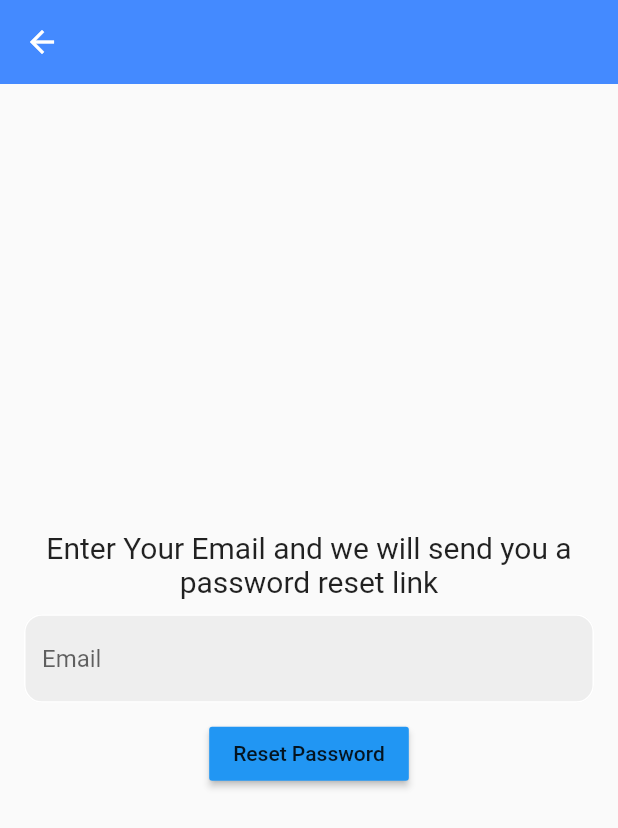
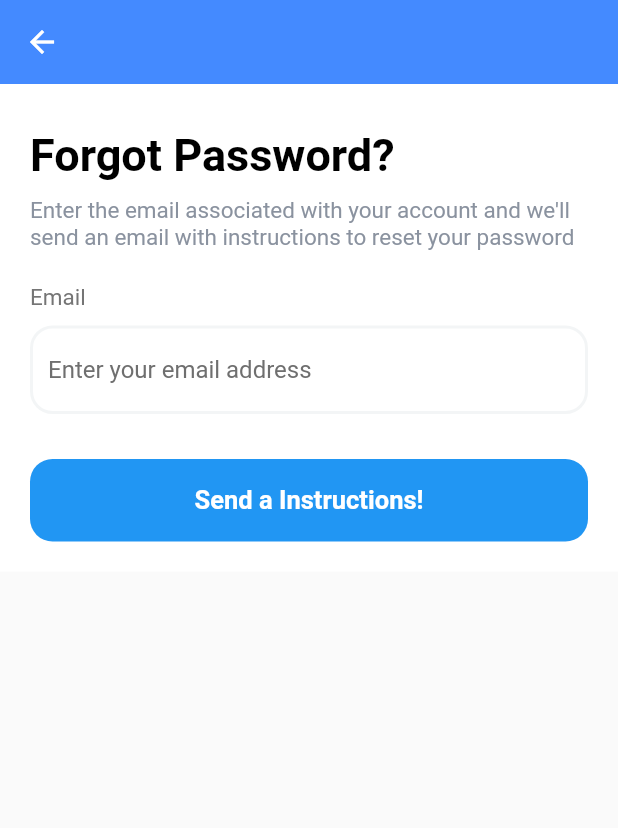
Before and after one commit to kaptenbintang/Practice_Flutter, a Flutter app: the ForgotPasswordPage screen opened directly, on a phone screen of 412 x 824 dp. Shown: the top 828 px of the screen. Run offline on Flutter 3.47's test engine with Material 2 defaults, Android fonts, the phone set to English and light mode, and no system bars; our stand-ins replace cloud_firestore, email_validator, firebase_auth, firebase_core, flutter_pw_validator, google_fonts and 1 more; missing offline and left inert: dart:html, qrscan; accounts and stored records are empty.

Commit message:
chore: ui forgot password

```diff
--- a/login_uix_firebase/lib/main.dart
+++ b/login_uix_firebase/lib/main.dart
@@ -22,6 +22,12 @@ void main() async {
 
 final navigatorKey = GlobalKey<NavigatorState>();
 
+class Util {
+  static void routeToWidget(context, Widget widget) {
+    Navigator.push(context, MaterialPageRoute(builder: (context) => widget));
+  }
+}
+
 class MyApp extends StatelessWidget {
   const MyApp({super.key});
 
--- a/login_uix_firebase/lib/pages/change_pw_page.dart
+++ b/login_uix_firebase/lib/pages/change_pw_page.dart
@@ -109,7 +109,7 @@ class _changePasswordPageState extends State<changePasswordPage> {
                       height: 10,
                     ),
                     Text(
-                      " Your new password must be different \n"
+                      "Your new password must be different \n"
                       "from previous used passwords",
                       style: TextStyle(color: Color(0xFF8a929f), fontSize: 15),
                     ),
--- a/login_uix_firebase/lib/pages/forgot_pw_page.dart
+++ b/login_uix_firebase/lib/pages/forgot_pw_page.dart
@@ -2,9 +2,13 @@
 
 import 'package:firebase_auth/firebase_auth.dart';
 import 'package:flutter/material.dart';
+import 'package:google_fonts/google_fonts.dart';
+
+import '../main.dart';
+import 'check_email_page.dart';
 
 class ForgotPasswordPage extends StatefulWidget {
-  const ForgotPasswordPage({super.key});
+  const ForgotPasswordPage({Key? key}) : super(key: key);
 
   @override
   State<ForgotPasswordPage> createState() => _ForgotPasswordPageState();
@@ -24,13 +28,14 @@ class _ForgotPasswordPageState extends State<ForgotPasswordPage> {
     try {
       await FirebaseAuth.instance
           .sendPasswordResetEmail(email: _emailController.text.trim());
-      showDialog(
-          context: context,
-          builder: (context) {
-            return AlertDialog(
-              content: Text('Password reset link sent! Check your email!'),
-            );
-          });
+      Util.routeToWidget(context, CheckEmailView());
+      // showDialog(
+      //     context: context,
+      //     builder: (context) {
+      //       return AlertDialog(
+      //         content: Text('Password reset link sent! Check your email!'),
+      //       );
+      //     });
     } on FirebaseAuthException catch (e) {
       print(e);
       showDialog(
@@ -45,51 +50,108 @@ class _ForgotPasswordPageState extends State<ForgotPasswordPage> {
 
   @override
   Widget build(BuildContext context) {
-    return Scaffold(
+    return SafeArea(
+      child: Scaffold(
         appBar: AppBar(
           backgroundColor: Colors.blueAccent[200],
           elevation: 0,
         ),
-      body: Column(
-        mainAxisAlignment: MainAxisAlignment.center,
+        body: Container(
+          color: Colors.white,
+          child: SingleChildScrollView(
+            child: Padding(
+              padding: const EdgeInsets.all(20.0),
+              child: Column(
+                mainAxisAlignment: MainAxisAlignment.start,
+                crossAxisAlignment: CrossAxisAlignment.start,
                 children: [
-          Padding(
-            padding: const EdgeInsets.symmetric(horizontal: 25.0),
-            child: Text(
-              'Enter Your Email and we will send you a password reset link',
-              textAlign: TextAlign.center,
-              style: TextStyle(fontSize: 20),
+                  SizedBox(
+                    height: 10,
                   ),
+                  Text(
+                    'Forgot Password?',
+                    style: TextStyle(
+                        color: Colors.black,
+                        fontSize: 30,
+                        fontWeight: FontWeight.bold),
                   ),
                   SizedBox(
                     height: 10,
                   ),
-          // email textfield
+                  Text(
+                    'Enter the email associated with your account and we\'ll send an email with instructions to reset your password',
+                    style: TextStyle(color: Color(0xFF8a929f), fontSize: 15),
+                  ),
+                  SizedBox(
+                    height: 12,
+                  ),
+                  Column(
+                    crossAxisAlignment: CrossAxisAlignment.start,
+                    children: [
                       Padding(
-            padding: const EdgeInsets.symmetric(horizontal: 16.0),
-            child: TextField(
-              controller: _emailController,
-              decoration: InputDecoration(
-                  enabledBorder: OutlineInputBorder(
-                      borderSide: BorderSide(color: Colors.white),
-                      borderRadius: BorderRadius.circular(12)),
-                  focusedBorder: OutlineInputBorder(
-                      borderSide: BorderSide(color: Colors.blue),
-                      borderRadius: BorderRadius.circular(12)),
-                  hintText: 'Email',
-                  fillColor: Colors.grey[200],
-                  filled: true),
+                        padding: const EdgeInsets.symmetric(vertical: 10),
+                        child: Text(
+                          'Email',
+                          style:
+                              TextStyle(fontSize: 15, color: Colors.grey[600]),
                         ),
                       ),
+                      TextFormField(
+                        controller: _emailController,
+                        // maxLines: 1,
+                        // maxLength: 6,
+                        decoration: InputDecoration(
+                          hintText: "Enter your email address",
+                          hintStyle: TextStyle(color: Color(0xFF6f6f6f)),
+                          counterText: '',
+                          focusedBorder: OutlineInputBorder(
+                            borderRadius: BorderRadius.circular(15.0),
+                            borderSide: BorderSide(color: Colors.grey),
+                          ),
+                          enabledBorder: OutlineInputBorder(
+                            borderRadius: BorderRadius.circular(15.0),
+                            borderSide: BorderSide(
+                              color: Color(0xFFf3f5f6),
+                              width: 2.0,
+                            ),
+                          ),
+                          fillColor: Colors.white,
+                          filled: true,
+                        ),
+                      ),
+                    ],
+                  ),
                   SizedBox(
-            height: 10,
+                    height: 30,
                   ),
-          MaterialButton(
+                  Container(
+                    child: MaterialButton(
                       onPressed: passwordReset,
-            child: Text('Reset Password'),
-            color: Colors.blue,
+                      textColor: Colors.white,
+                      padding: const EdgeInsets.all(0.0),
+                      child: Container(
+                        height: 55,
+                        width: 400,
+                        decoration: new BoxDecoration(
+                            borderRadius: BorderRadius.circular(15),
+                            color: Colors.blue),
+                        padding: const EdgeInsets.all(10.0),
+                        child: Center(
+                          child: Text(
+                            "Send a Instructions!",
+                            textAlign: TextAlign.center,
+                            style: TextStyle(
+                                fontWeight: FontWeight.bold, fontSize: 17),
+                          ),
+                        ),
+                      ),
+                    ),
                   )
                 ],
+              ),
+            ),
+          ),
+        ),
       ),
     );
   }
```
Also changed, not shown: login_uix_firebase/lib/pages/check_email_page.dart (added, +116 -0 lines). Lines whose indentation alone changed are shown as unchanged.
